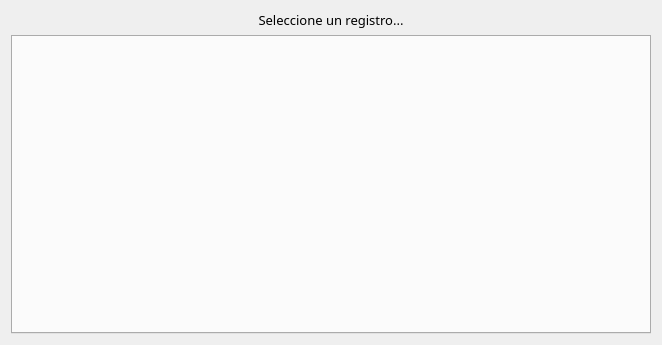
Qt form personal.ui (enchiladaSuiza/AsistenciaFototeca) before a commit.
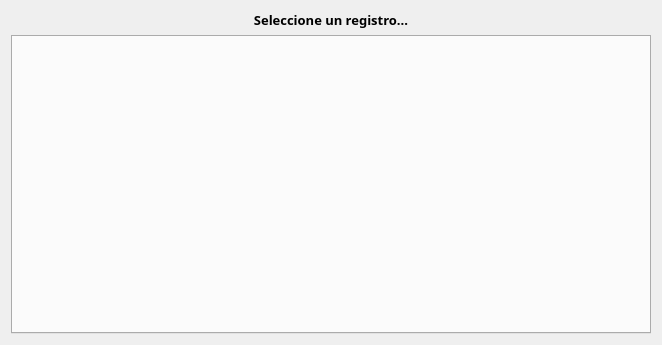
The same form after that commit.

Patch:
```diff
--- a/personal.ui
+++ b/personal.ui
@@ -20,6 +20,7 @@
       <font>
        <family>Montserrat</family>
        <pointsize>10</pointsize>
+       <bold>true</bold>
       </font>
      </property>
      <property name="text">
```
Left out of the diff: 1 changed line with no effect on the pictures.
